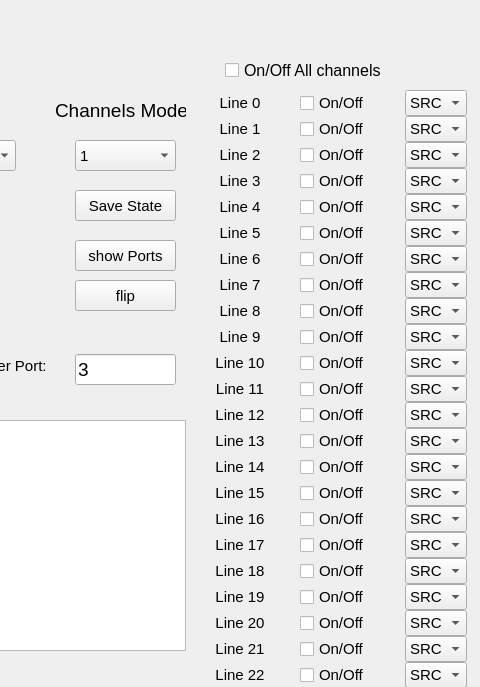
Old version of the form PCB_GUI.ui in the repository Omer-DN/Ennocure; both pictures show x 435 to 915 and y 0 to 687 of the 1479 by 687 pixel window.
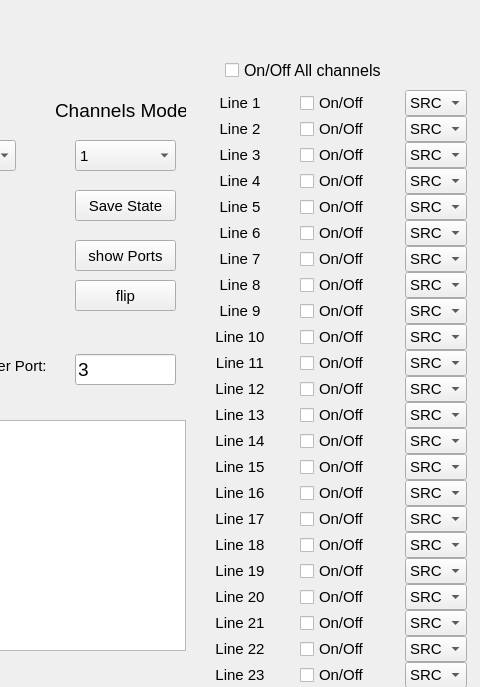
New version of the form. Icons and pictures are not drawn.

Diff of the .ui file:
```diff
--- a/PCB_GUI.ui
+++ b/PCB_GUI.ui
@@ -297,7 +297,7 @@
        <enum>Qt::LayoutDirection::LeftToRight</enum>
       </property>
       <property name="text">
-       <string>Line 16</string>
+       <string>Line 17</string>
       </property>
       <property name="alignment">
        <set>Qt::AlignmentFlag::AlignCenter</set>
@@ -349,7 +349,7 @@
        <enum>Qt::LayoutDirection::LeftToRight</enum>
       </property>
       <property name="text">
-       <string>Line 10</string>
+       <string>Line 11</string>
       </property>
       <property name="alignment">
        <set>Qt::AlignmentFlag::AlignCenter</set>
@@ -367,7 +367,7 @@
        <enum>Qt::LayoutDirection::LeftToRight</enum>
       </property>
       <property name="text">
-       <string>Line 17</string>
+       <string>Line 18</string>
       </property>
       <property name="alignment">
        <set>Qt::AlignmentFlag::AlignCenter</set>
@@ -481,7 +481,7 @@
        <enum>Qt::LayoutDirection::LeftToRight</enum>
       </property>
       <property name="text">
-       <string>Line 7</string>
+       <string>Line 8</string>
       </property>
       <property name="alignment">
        <set>Qt::AlignmentFlag::AlignCenter</set>
@@ -523,7 +523,7 @@
        <enum>Qt::LayoutDirection::LeftToRight</enum>
       </property>
       <property name="text">
-       <string>Line 2</string>
+       <string>Line 3</string>
       </property>
       <property name="alignment">
        <set>Qt::AlignmentFlag::AlignCenter</set>
@@ -616,7 +616,7 @@
        <enum>Qt::LayoutDirection::LeftToRight</enum>
       </property>
       <property name="text">
-       <string>Line 0</string>
+       <string>Line 1</string>
       </property>
       <property name="alignment">
        <set>Qt::AlignmentFlag::AlignCenter</set>
@@ -641,7 +641,7 @@
        <enum>Qt::LayoutDirection::LeftToRight</enum>
       </property>
       <property name="text">
-       <string>Line 8</string>
+       <string>Line 9</string>
       </property>
       <property name="alignment">
        <set>Qt::AlignmentFlag::AlignCenter</set>
@@ -731,7 +731,7 @@
        <enum>Qt::LayoutDirection::LeftToRight</enum>
       </property>
       <property name="text">
-       <string>Line 1</string>
+       <string>Line 2</string>
       </property>
       <property name="alignment">
        <set>Qt::AlignmentFlag::AlignCenter</set>
@@ -773,7 +773,7 @@
        <enum>Qt::LayoutDirection::LeftToRight</enum>
       </property>
       <property name="text">
-       <string>Line 20</string>
+       <string>Line 21</string>
       </property>
       <property name="alignment">
        <set>Qt::AlignmentFlag::AlignCenter</set>
@@ -791,7 +791,7 @@
        <enum>Qt::LayoutDirection::LeftToRight</enum>
       </property>
       <property name="text">
-       <string>Line 12</string>
+       <string>Line 13</string>
       </property>
       <property name="alignment">
        <set>Qt::AlignmentFlag::AlignCenter</set>
@@ -809,7 +809,7 @@
        <enum>Qt::LayoutDirection::LeftToRight</enum>
       </property>
       <property name="text">
-       <string>Line 3</string>
+       <string>Line 4</string>
       </property>
       <property name="alignment">
        <set>Qt::AlignmentFlag::AlignCenter</set>
@@ -834,7 +834,7 @@
        <enum>Qt::LayoutDirection::LeftToRight</enum>
       </property>
       <property name="text">
-       <string>Line 22</string>
+       <string>Line 23</string>
       </property>
       <property name="alignment">
        <set>Qt::AlignmentFlag::AlignCenter</set>
@@ -890,7 +890,7 @@
        <enum>Qt::LayoutDirection::LeftToRight</enum>
       </property>
       <property name="text">
-       <string>Line 11</string>
+       <string>Line 12</string>
       </property>
       <property name="alignment">
        <set>Qt::AlignmentFlag::AlignCenter</set>
@@ -908,7 +908,7 @@
        <enum>Qt::LayoutDirection::LeftToRight</enum>
       </property>
       <property name="text">
-       <string>Line 21</string>
+       <string>Line 22</string>
       </property>
       <property name="alignment">
        <set>Qt::AlignmentFlag::AlignCenter</set>
@@ -933,7 +933,7 @@
        <enum>Qt::LayoutDirection::LeftToRight</enum>
       </property>
       <property name="text">
-       <string>Line 14</string>
+       <string>Line 15</string>
       </property>
       <property name="alignment">
        <set>Qt::AlignmentFlag::AlignCenter</set>
@@ -951,7 +951,7 @@
        <enum>Qt::LayoutDirection::LeftToRight</enum>
       </property>
       <property name="text">
-       <string>Line 18</string>
+       <string>Line 19</string>
       </property>
       <property name="alignment">
        <set>Qt::AlignmentFlag::AlignCenter</set>
@@ -976,7 +976,7 @@
        <enum>Qt::LayoutDirection::LeftToRight</enum>
       </property>
       <property name="text">
-       <string>Line 9</string>
+       <string>Line 10</string>
       </property>
       <property name="alignment">
        <set>Qt::AlignmentFlag::AlignCenter</set>
@@ -1018,7 +1018,7 @@
        <enum>Qt::LayoutDirection::LeftToRight</enum>
       </property>
       <property name="text">
-       <string>Line 5</string>
+       <string>Line 6</string>
       </property>
       <property name="alignment">
        <set>Qt::AlignmentFlag::AlignCenter</set>
@@ -1036,7 +1036,7 @@
        <enum>Qt::LayoutDirection::LeftToRight</enum>
       </property>
       <property name="text">
-       <string>Line 13</string>
+       <string>Line 14</string>
       </property>
       <property name="alignment">
        <set>Qt::AlignmentFlag::AlignCenter</set>
@@ -1054,7 +1054,7 @@
        <enum>Qt::LayoutDirection::LeftToRight</enum>
       </property>
       <property name="text">
-       <string>Line 15</string>
+       <string>Line 16</string>
       </property>
       <property name="alignment">
        <set>Qt::AlignmentFlag::AlignCenter</set>
@@ -1072,7 +1072,7 @@
        <enum>Qt::LayoutDirection::LeftToRight</enum>
       </property>
       <property name="text">
-       <string>Line 6</string>
+       <string>Line 7</string>
       </property>
       <property name="alignment">
        <set>Qt::AlignmentFlag::AlignCenter</set>
@@ -1155,7 +1155,7 @@
        <enum>Qt::LayoutDirection::LeftToRight</enum>
       </property>
       <property name="text">
-       <string>Line 4</string>
+       <string>Line 5</string>
       </property>
       <property name="alignment">
        <set>Qt::AlignmentFlag::AlignCenter</set>
@@ -1173,7 +1173,7 @@
        <enum>Qt::LayoutDirection::LeftToRight</enum>
       </property>
       <property name="text">
-       <string>Line 19</string>
+       <string>Line 20</string>
       </property>
       <property name="alignment">
        <set>Qt::AlignmentFlag::AlignCenter</set>
```
